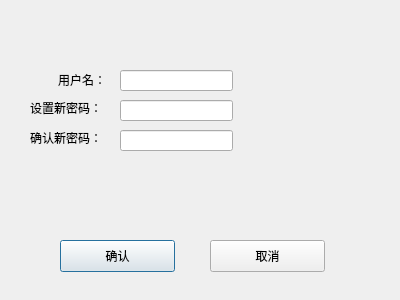
Before: the Qt Designer form LiBrother/LiBrotherClient/changepassword.ui in sxtyzhangzk/LiBrother, drawn with Qt 5.
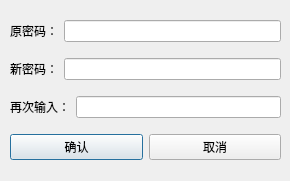
After: the same form once the commit is applied.

Patch:
```diff
--- a/LiBrother/LiBrotherClient/changepassword.ui
+++ b/LiBrother/LiBrotherClient/changepassword.ui
@@ -6,107 +6,92 @@
    <rect>
     <x>0</x>
     <y>0</y>
-    <width>400</width>
-    <height>300</height>
+    <width>290</width>
+    <height>181</height>
    </rect>
   </property>
   <property name="windowTitle">
    <string>Dialog</string>
   </property>
-  <widget class="QPushButton" name="pushButton">
+  <widget class="QWidget" name="layoutWidget">
    <property name="geometry">
     <rect>
-     <x>60</x>
-     <y>240</y>
-     <width>115</width>
-     <height>32</height>
+     <x>10</x>
+     <y>10</y>
+     <width>271</width>
+     <height>161</height>
     </rect>
    </property>
-   <property name="text">
-    <string>确认</string>
-   </property>
-  </widget>
-  <widget class="QPushButton" name="pushButton_2">
-   <property name="geometry">
-    <rect>
-     <x>210</x>
-     <y>240</y>
-     <width>115</width>
-     <height>32</height>
-    </rect>
-   </property>
-   <property name="text">
-    <string>取消</string>
-   </property>
-  </widget>
-  <widget class="QLabel" name="label">
-   <property name="geometry">
-    <rect>
-     <x>58</x>
-     <y>70</y>
-     <width>51</width>
-     <height>20</height>
-    </rect>
-   </property>
-   <property name="text">
-    <string>用户名：</string>
-   </property>
-  </widget>
-  <widget class="QLabel" name="label_2">
-   <property name="geometry">
-    <rect>
-     <x>30</x>
-     <y>100</y>
-     <width>81</width>
-     <height>16</height>
-    </rect>
-   </property>
-   <property name="text">
-    <string>设置新密码：</string>
-   </property>
-  </widget>
-  <widget class="QLabel" name="label_3">
-   <property name="geometry">
-    <rect>
-     <x>30</x>
-     <y>130</y>
-     <width>81</width>
-     <height>16</height>
-    </rect>
-   </property>
-   <property name="text">
-    <string>确认新密码：</string>
-   </property>
-  </widget>
-  <widget class="QLineEdit" name="lineEdit">
-   <property name="geometry">
-    <rect>
-     <x>120</x>
-     <y>70</y>
-     <width>113</width>
-     <height>21</height>
-    </rect>
-   </property>
-  </widget>
-  <widget class="QLineEdit" name="lineEdit_2">
-   <property name="geometry">
-    <rect>
-     <x>120</x>
-     <y>100</y>
-     <width>113</width>
-     <height>21</height>
-    </rect>
-   </property>
-  </widget>
-  <widget class="QLineEdit" name="lineEdit_3">
-   <property name="geometry">
-    <rect>
-     <x>120</x>
-     <y>130</y>
-     <width>113</width>
-     <height>21</height>
-    </rect>
-   </property>
+   <layout class="QVBoxLayout" name="verticalLayout">
+    <item>
+     <layout class="QHBoxLayout" name="horizontalLayout_2">
+      <item>
+       <widget class="QLabel" name="label">
+        <property name="text">
+         <string>原密码：</string>
+        </property>
+       </widget>
+      </item>
+      <item>
+       <widget class="QLineEdit" name="lineEdit">
+        <property name="echoMode">
+         <enum>QLineEdit::Password</enum>
+        </property>
+       </widget>
+      </item>
+     </layout>
+    </item>
+    <item>
+     <layout class="QHBoxLayout" name="horizontalLayout_3">
+      <item>
+       <widget class="QLabel" name="label_2">
+        <property name="text">
+         <string>新密码：</string>
+        </property>
+       </widget>
+      </item>
+      <item>
+       <widget class="QLineEdit" name="lineEdit_2">
+        <property name="echoMode">
+         <enum>QLineEdit::Password</enum>
+        </property>
+       </widget>
+      </item>
+     </layout>
+    </item>
+    <item>
+     <layout class="QHBoxLayout" name="horizontalLayout_4">
+      <item>
+       <widget class="QLabel" name="label_3">
+        <property name="text">
+         <string>再次输入：</string>
+        </property>
+       </widget>
+      </item>
+      <item>
+       <widget class="QLineEdit" name="lineEdit_3"/>
+      </item>
+     </layout>
+    </item>
+    <item>
+     <layout class="QHBoxLayout" name="horizontalLayout">
+      <item>
+       <widget class="QPushButton" name="pushButton">
+        <property name="text">
+         <string>确认</string>
+        </property>
+       </widget>
+      </item>
+      <item>
+       <widget class="QPushButton" name="pushButton_2">
+        <property name="text">
+         <string>取消</string>
+        </property>
+       </widget>
+      </item>
+     </layout>
+    </item>
+   </layout>
   </widget>
  </widget>
  <resources/>
```
